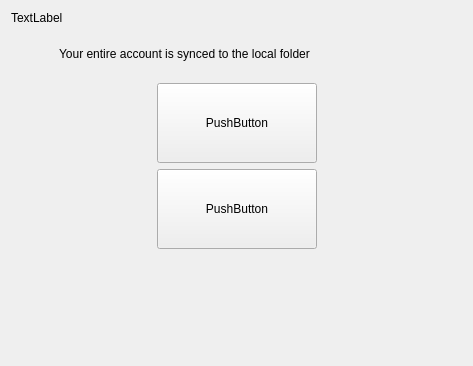
First picture: the form in src/wizard/owncloudwizardresultpage.ui, repository nextcloud/desktop, before the edit.
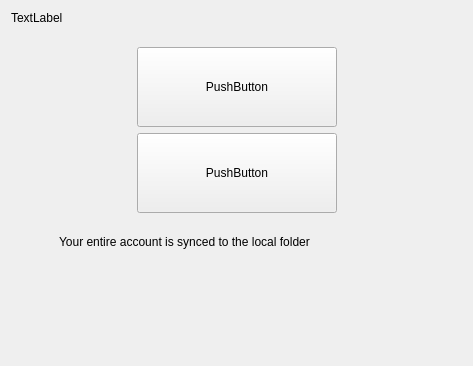
Second picture: the form after the edit.

Diff of the .ui file:
```diff
--- a/src/wizard/owncloudwizardresultpage.ui
+++ b/src/wizard/owncloudwizardresultpage.ui
@@ -63,32 +63,6 @@
          </property>
         </spacer>
        </item>
-       <item>
-        <widget class="QLabel" name="localFolderLabel">
-         <property name="text">
-          <string>Your entire account is synced to the local folder </string>
-         </property>
-         <property name="wordWrap">
-          <bool>true</bool>
-         </property>
-        </widget>
-       </item>
-       <item>
-        <spacer name="verticalSpacer_3">
-         <property name="orientation">
-          <enum>Qt::Vertical</enum>
-         </property>
-         <property name="sizeType">
-          <enum>QSizePolicy::Fixed</enum>
-         </property>
-         <property name="sizeHint" stdset="0">
-          <size>
-           <width>20</width>
-           <height>16</height>
-          </size>
-         </property>
-        </spacer>
-       </item>
        <item>
         <layout class="QHBoxLayout" name="horizontalLayout">
          <item>
@@ -108,9 +82,15 @@
           <layout class="QVBoxLayout" name="verticalLayout">
            <item>
             <widget class="QToolButton" name="pbOpenServer">
+             <property name="sizePolicy">
+              <sizepolicy hsizetype="Minimum" vsizetype="Fixed">
+               <horstretch>0</horstretch>
+               <verstretch>0</verstretch>
+              </sizepolicy>
+             </property>
              <property name="minimumSize">
               <size>
-               <width>160</width>
+               <width>200</width>
                <height>80</height>
               </size>
              </property>
@@ -124,9 +104,15 @@
            </item>
            <item>
             <widget class="QToolButton" name="pbOpenLocal">
+             <property name="sizePolicy">
+              <sizepolicy hsizetype="Minimum" vsizetype="Fixed">
+               <horstretch>0</horstretch>
+               <verstretch>0</verstretch>
+              </sizepolicy>
+             </property>
              <property name="minimumSize">
               <size>
-               <width>160</width>
+               <width>200</width>
                <height>80</height>
               </size>
              </property>
@@ -155,6 +141,32 @@
          </item>
         </layout>
        </item>
+       <item>
+        <spacer name="verticalSpacer_3">
+         <property name="orientation">
+          <enum>Qt::Vertical</enum>
+         </property>
+         <property name="sizeType">
+          <enum>QSizePolicy::Fixed</enum>
+         </property>
+         <property name="sizeHint" stdset="0">
+          <size>
+           <width>20</width>
+           <height>16</height>
+          </size>
+         </property>
+        </spacer>
+       </item>
+       <item>
+        <widget class="QLabel" name="localFolderLabel">
+         <property name="text">
+          <string>Your entire account is synced to the local folder </string>
+         </property>
+         <property name="wordWrap">
+          <bool>true</bool>
+         </property>
+        </widget>
+       </item>
        <item>
         <spacer name="verticalSpacer">
          <property name="orientation">
```
